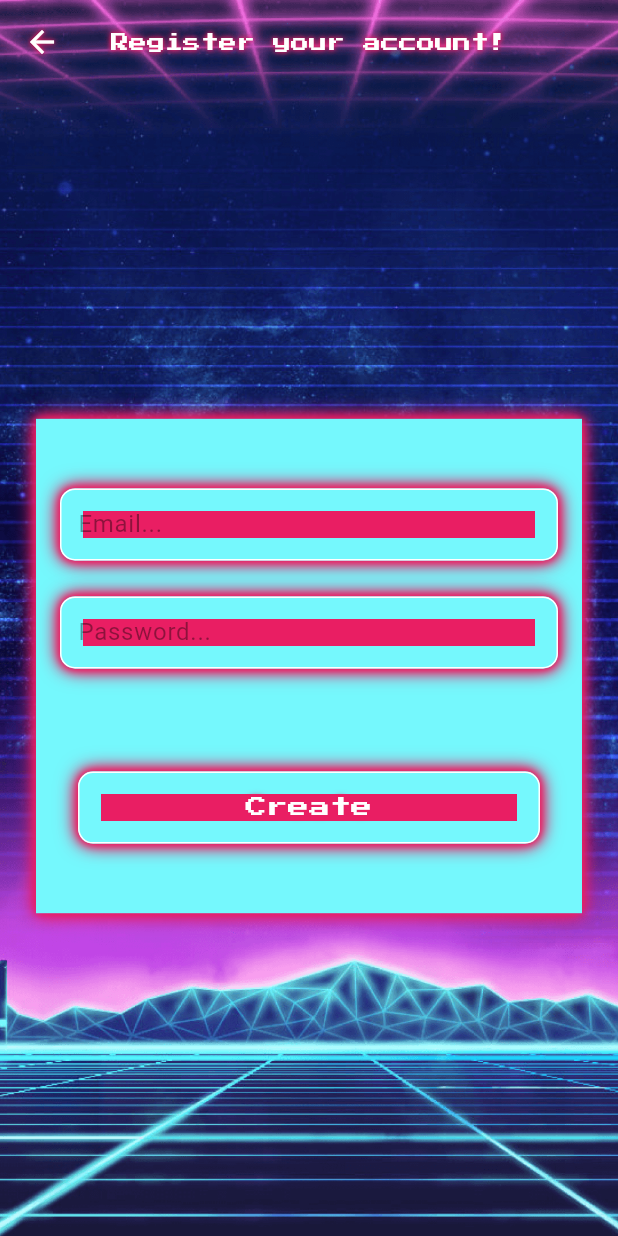
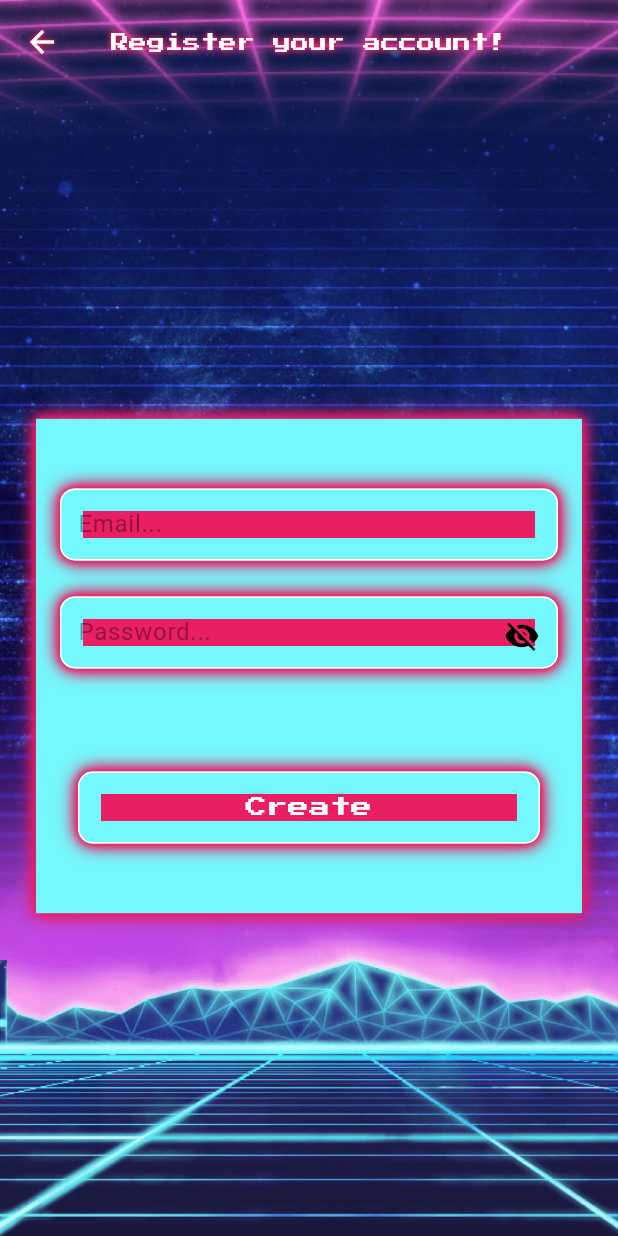
Before and after one commit to ThallesVicenzo/project_radio_wave, a Flutter app: the OnBoardingPage screen opened by its route, on a phone screen of 412 x 824 dp. Run offline on Flutter 3.47's test engine with Material 3 defaults, Android fonts, the phone set to English and light mode, and no system bars; our stand-ins replace dartz, dio, email_validator, equatable, firebase_auth, firebase_core and 5 more; accounts and stored records are empty; generated files the repository leaves out were written again.

Commit message:
feat: adds field validation and obscure field icon function

```diff
--- a/lib/features/welcome/presenter/pages/onboarding_page.dart
+++ b/lib/features/welcome/presenter/pages/onboarding_page.dart
@@ -25,6 +25,12 @@ class OnBoardingPage extends StatefulWidget {
 
 class _OnBoardingPageState extends State<OnBoardingPage> {
   final intl = sl<GlobalAppLocalizations>().current;
+
+  bool obscurePassword = true;
+
+  void changePasswordVisibility() {
+    obscurePassword = !obscurePassword;
+  }
 
   @override
   Widget build(BuildContext context) {
@@ -72,7 +78,8 @@ class _OnBoardingPageState extends State<OnBoardingPage> {
                           child: Column(
                             mainAxisAlignment: MainAxisAlignment.spaceAround,
                             children: [
-                              Builder(builder: (context) {
+                              BlocBuilder<OnboardingCubit, OnboardingState>(
+                                builder: (context, _) {
                                   return Column(
                                     children: [
                                       Form(
@@ -86,6 +93,9 @@ class _OnBoardingPageState extends State<OnBoardingPage> {
                                               .controllers[0],
                                           keyboardType:
                                               TextInputType.emailAddress,
+                                          validator: (value) => context
+                                              .read<OnboardingCubit>()
+                                              .validateEmail(value),
                                         ),
                                       ),
                                       const SizedBox(
@@ -97,14 +107,35 @@ class _OnBoardingPageState extends State<OnBoardingPage> {
                                             .formKeys[1],
                                         child: AppTextFormField(
                                           hintText: intl.passwordField,
+                                          obscureText: obscurePassword,
+                                          sufix: Padding(
+                                            padding:
+                                                const EdgeInsets.only(top: 5),
+                                            child: GestureDetector(
+                                              onTap: () {
+                                                setState(() {
+                                                  changePasswordVisibility();
+                                                });
+                                              },
+                                              child: Icon(
+                                                obscurePassword
+                                                    ? Icons.visibility_off
+                                                    : Icons.remove_red_eye,
+                                              ),
+                                            ),
+                                          ),
                                           controller: context
                                               .read<OnboardingCubit>()
                                               .controllers[1],
+                                          validator: (value) => context
+                                              .read<OnboardingCubit>()
+                                              .validatePassword(value),
                                         ),
                                       ),
                                     ],
                                   );
-                              }),
+                                },
+                              ),
                               BlocConsumer<OnboardingCubit, OnboardingState>(
                                   listener: (context, state) {
                                 if (state is OnboardingSuccessState) {
```
Lines whose indentation alone changed are shown as unchanged.
